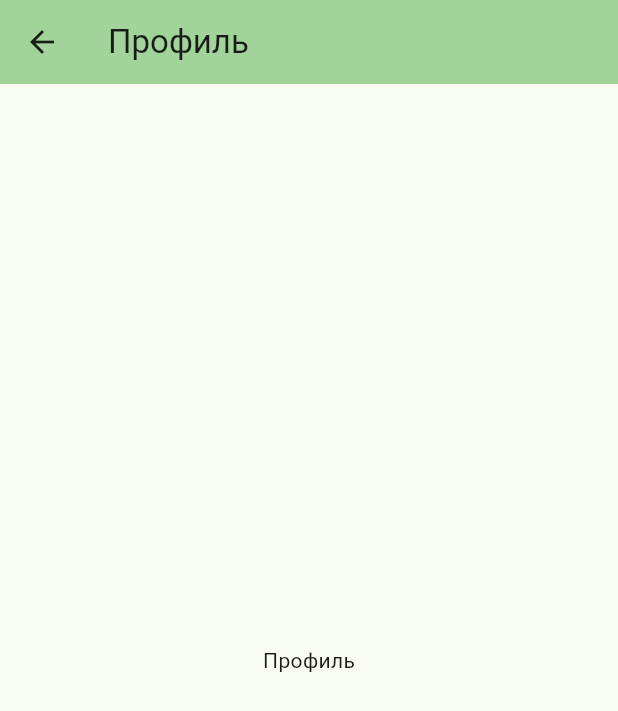
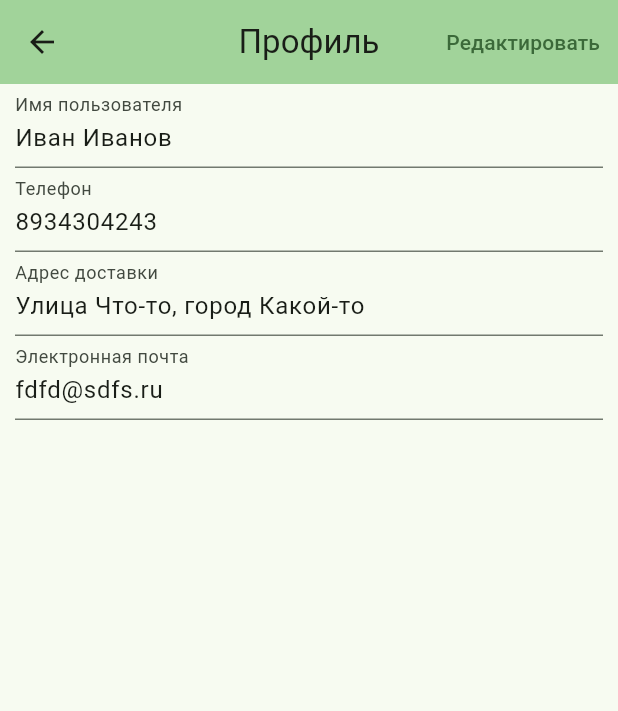
Before and after one commit to itgirlschool/mobile8_final_project, a Flutter app: the ProfileScreen screen opened directly, on a phone screen of 412 x 824 dp. Shown: the top 711 px of the screen. Run offline on Flutter 3.47's test engine with Material 2 defaults, Android fonts, the phone set to English and light mode, and no system bars; our stand-ins replace firebase_core; accounts and stored records are empty.

Commit message:
first commit

```diff
--- a/lib/screens/profile_screen.dart
+++ b/lib/screens/profile_screen.dart
@@ -1,4 +1,15 @@
+// ignore_for_file: no_leading_underscores_for_local_identifiers
+
 import 'package:flutter/material.dart';
+
+bool isEdited = false;
+String userName = 'Иван Иванов';
+String userPhone = '8934304243';
+String userAdress = 'Улица Что-то, город Какой-то';
+String userEmail = 'fdfd@sdfs.ru';
+late String newName;
+late String newPhone;
+late String newAdress;
 
 class ProfileScreen extends StatefulWidget {
   const ProfileScreen({super.key});
@@ -8,9 +19,20 @@ class ProfileScreen extends StatefulWidget {
 }
 
 class _ProfileScreenState extends State<ProfileScreen> {
+  @override
+  void initState() {
+    isEdited = false;
+    super.initState();
+  }
 
   @override
   Widget build(BuildContext context) {
+    final _nameController = TextEditingController();
+    final _phoneController = TextEditingController();
+    final _adressController = TextEditingController();
+    _nameController.text = userName;
+    _phoneController.text = userPhone;
+    _adressController.text = userAdress;
     return Container(
       color: Theme.of(context).colorScheme.inversePrimary,
       child: SafeArea(
@@ -18,10 +40,89 @@ class _ProfileScreenState extends State<ProfileScreen> {
           appBar: AppBar(
             backgroundColor: Theme.of(context).colorScheme.inversePrimary,
             title: const Text('Профиль'),
+            centerTitle: true,
+            leading: IconButton(
+              icon: const Icon(Icons.arrow_back),
+              onPressed: () {},
+            ),
+            actions: [
+              isEdited
+                  ? TextButton(
+                      onPressed: () {
+                        setState(() {
+                          isEdited = false;
+                          _nameController.text = userName;
+                          _phoneController.text = userPhone;
+                          _adressController.text = userAdress;
+                        });
+                      },
+                      child: const Text('Отменить'))
+                  : const SizedBox(
+                      height: 0,
+                      width: 0,
+                    ),
+              isEdited
+                  ? TextButton(
+                      onPressed: () {
+                        setState(() {
+                          isEdited = false;
+                          userAdress = _adressController.text;
+                          userName = _nameController.text;
+                          userPhone = _phoneController.text;
+                        });
+                      },
+                      child: const Text('Сохранить'))
+                  : const SizedBox(
+                      height: 0,
+                      width: 0,
+                    ),
+              !isEdited
+                  ? TextButton(
+                      onPressed: () {
+                        setState(() {
+                          isEdited = true;
+                        });
+                      },
+                      child: const Text('Редактировать'))
+                  : const SizedBox(
+                      height: 0,
+                      width: 0,
+                    ),
+            ],
           ),
-          body: const Center(
-            child: Text(
-              'Профиль',
+          body: Container(
+            padding: const EdgeInsets.only(left: 10, right: 10),
+            child: Column(
+              children: [
+                TextFormField(
+                  controller: _nameController,
+                  readOnly: !isEdited,
+                  decoration: const InputDecoration(
+                    labelText: 'Имя пользователя',
+                  ),
+                ),
+                TextFormField(
+                  controller: _phoneController,
+                  readOnly: !isEdited,
+                  decoration: const InputDecoration(
+                    labelText: 'Телефон',
+                  ),
+                ),
+                TextFormField(
+                  controller: _adressController,
+                  readOnly: !isEdited,
+                  decoration: const InputDecoration(
+                    labelText: 'Адрес доставки',
+                  ),
+                ),
+                TextFormField(
+                  initialValue: userEmail,
+                  readOnly: true,
+                  decoration: const InputDecoration(
+                    labelText: 'Электронная почта',
+                  ),
+                )
+              ],
             ),
           ),
         ),
```
